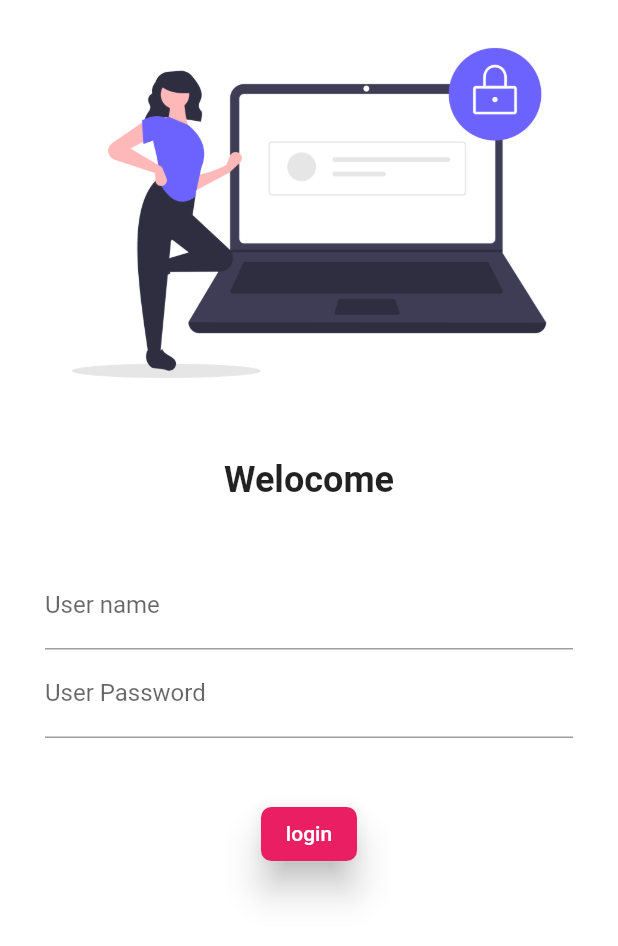
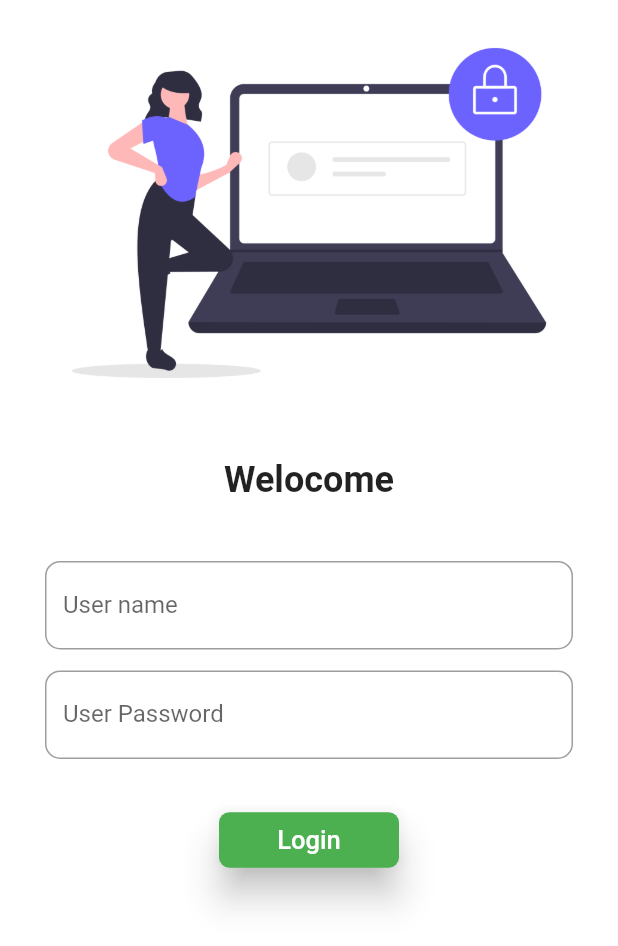
Before and after one commit to rafisgithub/thirty_days_of_flutter, a Flutter app: the screen it shows after launch, on a phone screen of 412 x 824 dp. Shown: the top 946 px of the screen. Run offline on Flutter 3.47's test engine with Material 2 defaults, Android fonts, the light colour scheme and no system bars; our stand-ins replace google_fonts.

Commit message:
SingleChildScrollView

```diff
--- a/lib/main.dart
+++ b/lib/main.dart
@@ -1,15 +1,16 @@
 import 'package:flutter/material.dart';
 import 'package:thirty_days_of_flutter/pages/login_page.dart';
+import 'package:thirty_days_of_flutter/utilis/routes.dart';
 import 'pages/home_page.dart';
 import 'package:google_fonts/google_fonts.dart';
 void main(){
   runApp(MyApp());
 }
 class MyApp extends StatelessWidget {
-
   @override
   Widget build(BuildContext context) {
     return MaterialApp(
+      debugShowCheckedModeBanner: false,
       // home: HomePage(),
       themeMode: ThemeMode.light,
       theme: ThemeData(
@@ -22,8 +23,9 @@ class MyApp extends StatelessWidget {
       // initialRoute: "/home",
       routes: {
         "/" : (context) => LoginPage(),
-        "/home" : (context) => HomePage(),
-        "/login" : (context) => LoginPage(),
+        MyRoutes.homeRoute: (context) => HomePage(),
+        // "/login" : (context) => LoginPage(),
+        MyRoutes.loginRoute: (context) => LoginPage(),
       },
     );
   }
--- a/lib/pages/login_page.dart
+++ b/lib/pages/login_page.dart
@@ -1,4 +1,6 @@
 import 'package:flutter/material.dart';
+import 'package:thirty_days_of_flutter/pages/home_page.dart';
+import 'package:thirty_days_of_flutter/utilis/routes.dart';
 
 class LoginPage extends StatelessWidget {
   const LoginPage({super.key});
@@ -7,34 +9,44 @@ class LoginPage extends StatelessWidget {
   Widget build(BuildContext context) {
     return Material(
         color: Colors.white,
+        child: SingleChildScrollView(
           child: Column(
             children: [
-          Image.asset('assets/images/login_image.png',
+              Image.asset(
+                'assets/images/login_image.png',
                 fit: BoxFit.cover,
               ),
               SizedBox(
                 height: 22,
               ),
-          Text("Welocome",
-            style: TextStyle(
-                fontSize:24,
-              fontWeight: FontWeight.bold
+              Text(
+                "Welocome",
+                style: TextStyle(fontSize: 24, fontWeight: FontWeight.bold),
               ),
+              SizedBox(
+                height: 20.0,
               ),
               Padding(
-           padding: const EdgeInsets.symmetric(vertical: 20.0,horizontal: 30),
+                padding:
+                    const EdgeInsets.symmetric(vertical: 20.0, horizontal: 30),
                 child: Column(
                   children: [
-               SizedBox(height: 20.0,),
                     TextField(
                       decoration: InputDecoration(
+                        border:OutlineInputBorder(
+                          borderRadius: BorderRadius.circular(10)
+                        ),
                         hintText: "Enter User Name",
                         labelText: "User name",
                       ),
                     ),
+                    SizedBox(height: 14,),
                     TextField(
                       obscureText: true,
                       decoration: InputDecoration(
+                        border: OutlineInputBorder(
+                          borderRadius: BorderRadius.circular(10)
+                        ),
                         hintText: "Enter Password",
                         labelText: "User Password",
                       ),
@@ -42,23 +54,31 @@ class LoginPage extends StatelessWidget {
                   ],
                 ),
               ),
-          SizedBox(height: 20,),
+              SizedBox(
+                height: 10,
+              ),
               ElevatedButton(
                 style: ElevatedButton.styleFrom(
-            primary: Colors.pink,
+                  primary: Colors.green,
                   onPrimary: Colors.white,
                   elevation: 10,
+                  minimumSize: Size(120, 37),
                   shape: RoundedRectangleBorder(
                     borderRadius: BorderRadius.circular(7),
-            )
                   ),
-          child: Text("login"),
-          onPressed: (){
-            print("HI");
+                ),
+                child: Text(
+                  "Login",
+                  style: TextStyle(
+                    fontSize: 17,
+                  ),
+                ),
+                onPressed: () {
+                Navigator.pushNamed(context, MyRoutes.homeRoute);
                 },
               ),
             ],
-      )
-    );
+          ),
+        ));
   }
 }
--- /dev/null
+++ b/lib/utilis/routes.dart
@@ -0,0 +1,4 @@
+class MyRoutes{
+  static String loginRoute = "/login";
+  static String homeRoute = "/home";
+}
```
Lines whose indentation alone changed are shown as unchanged.
